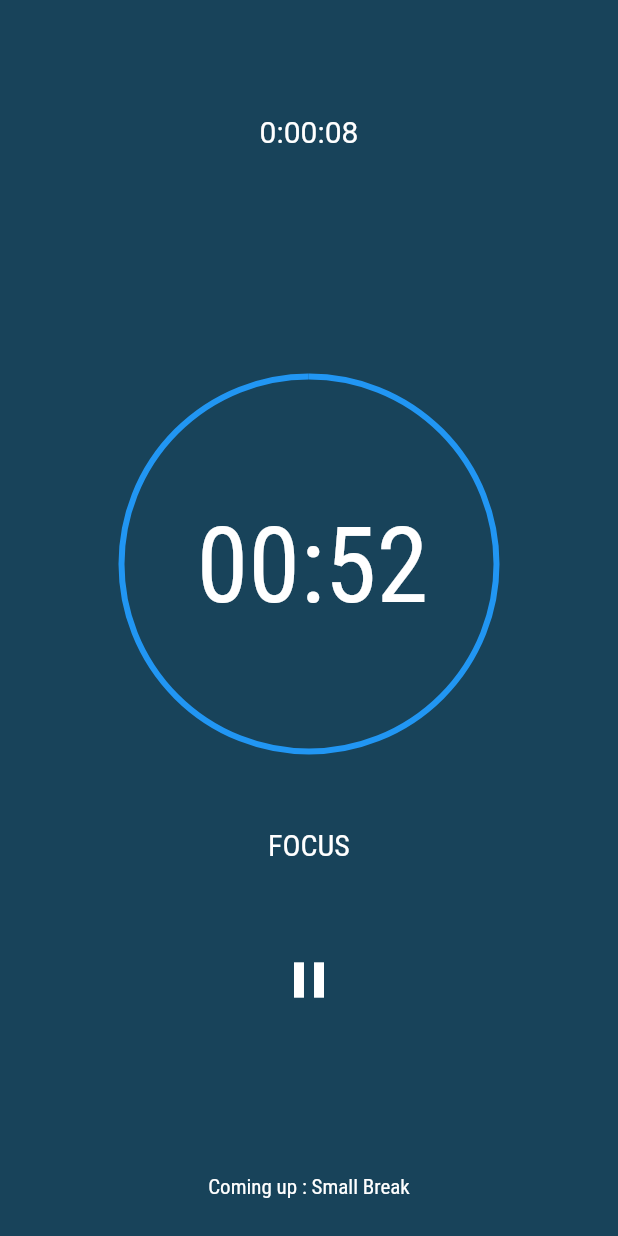
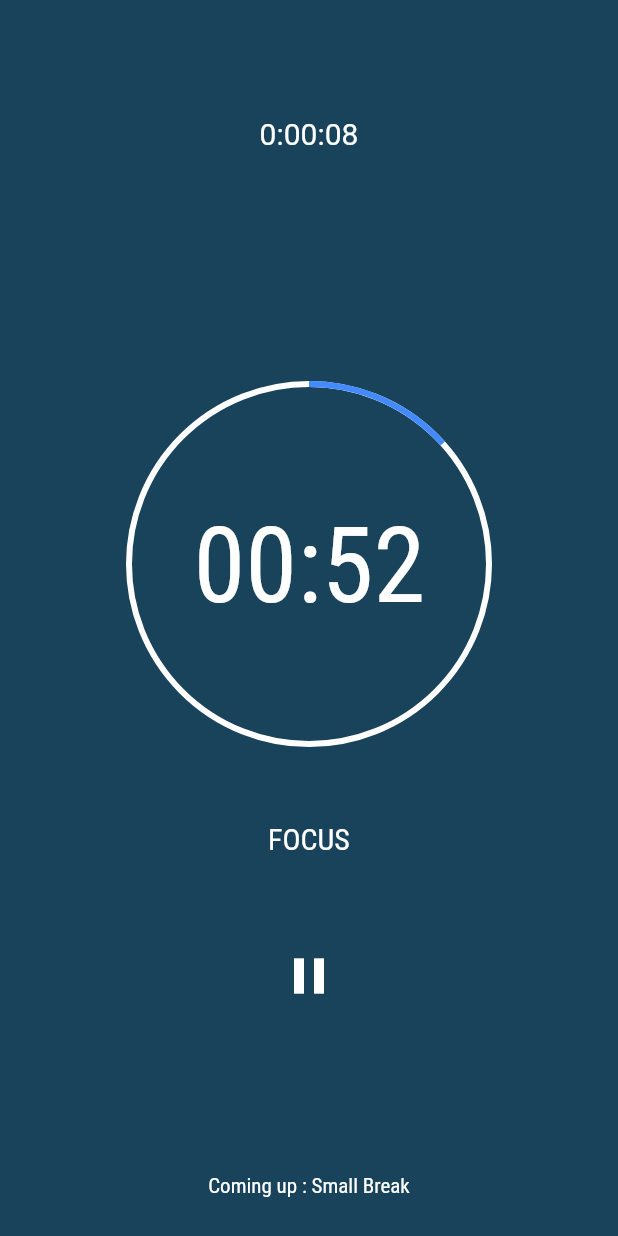
Before and after one commit to richardbonneau/pomodoro_flutter, a Flutter app: the screen it shows after launch, on a phone screen of 412 x 824 dp. Run offline on Flutter 3.47's test engine with Material 2 defaults, Android fonts, the phone set to English and light mode, and no system bars; our stand-ins replace audioplayers, flutter_local_notifications.

```diff
--- a/lib/pages/TimerApp.dart
+++ b/lib/pages/TimerApp.dart
@@ -32,6 +32,7 @@ class TimerAppState extends State<TimerApp> {
   var phaseTimes = {"FOCUS": 1, "Small Break": 5, "Big Break": 30};
   int currentPhaseIndex = 0;
   int nextPhaseIndex = 1;
+  double circularProgress = 0.0;
 
   // Pause Button
   bool isAppPaused = false;
@@ -104,7 +105,11 @@ class TimerAppState extends State<TimerApp> {
           Duration(
               minutes: phaseTimes[phases[currentPhaseIndex]], seconds: -1) +
           appPauseDuration;
-      print(remainingTime);
+
+      circularProgress = 1 -
+          (remainingTime).inSeconds /
+              (Duration(minutes: phaseTimes[phases[currentPhaseIndex]])
+                  .inSeconds);
       // Clamps the duration over 0 seconds.
       if (remainingTime.isNegative) remainingTime = new Duration(seconds: 0);
       String stringifiedRemainingMinutes =
@@ -151,15 +156,18 @@ class TimerAppState extends State<TimerApp> {
                     child: Align(
                         alignment: Alignment.center,
                         child: SizedBox(
-                            height: 250.0,
-                            width: 250.0,
-                            child: CircularProgressIndicator(value: 1))),
-//                    width: MediaQuery.of(context).size.width,
-//                          height: MediaQuery.of(context).size.height
+                            height: 240.0,
+                            width: 240.0,
+                            child: CircularProgressIndicator(
+                              value: circularProgress,
+                              backgroundColor: Colors.white,
+                              valueColor: AlwaysStoppedAnimation<Color>(
+                                  Colors.blueAccent),
+                            ))),
                   ),
                   Positioned(
-                      top: 85.0,
-                      left: MediaQuery.of(context).size.width / 2 - 75.0,
+                      top: 80.0,
+                      left: MediaQuery.of(context).size.width / 2 - 77.0,
                       child: Align(
                           alignment: Alignment.center,
                           child: Text(remainingTimeUntilNextPhase,
```
